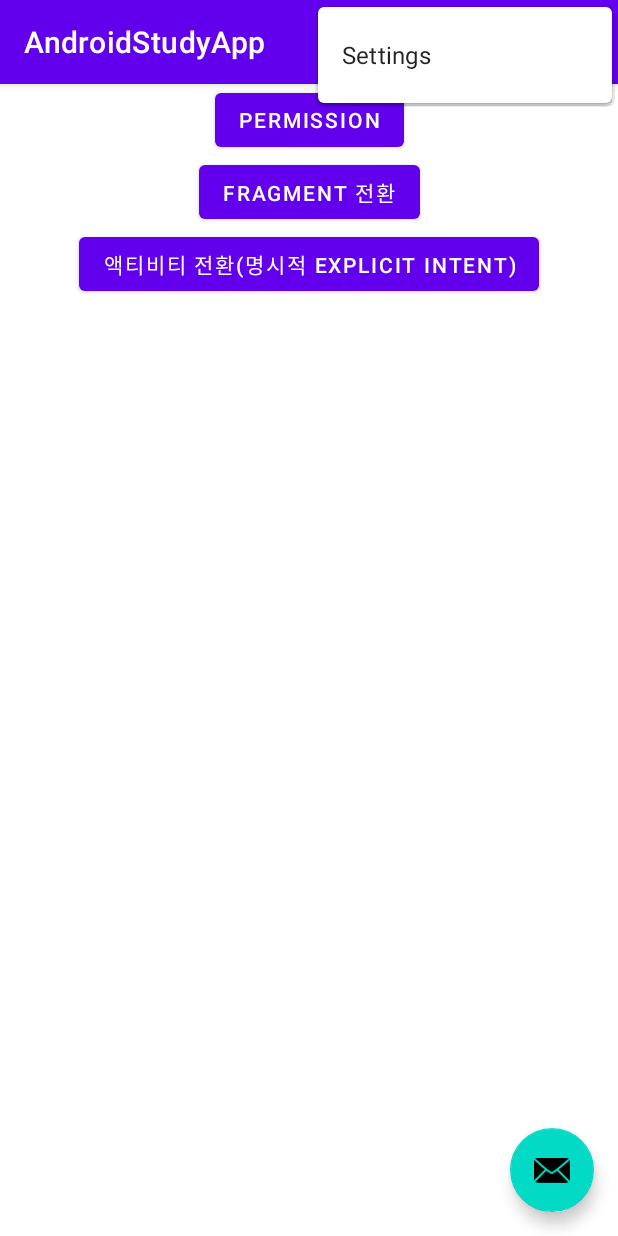
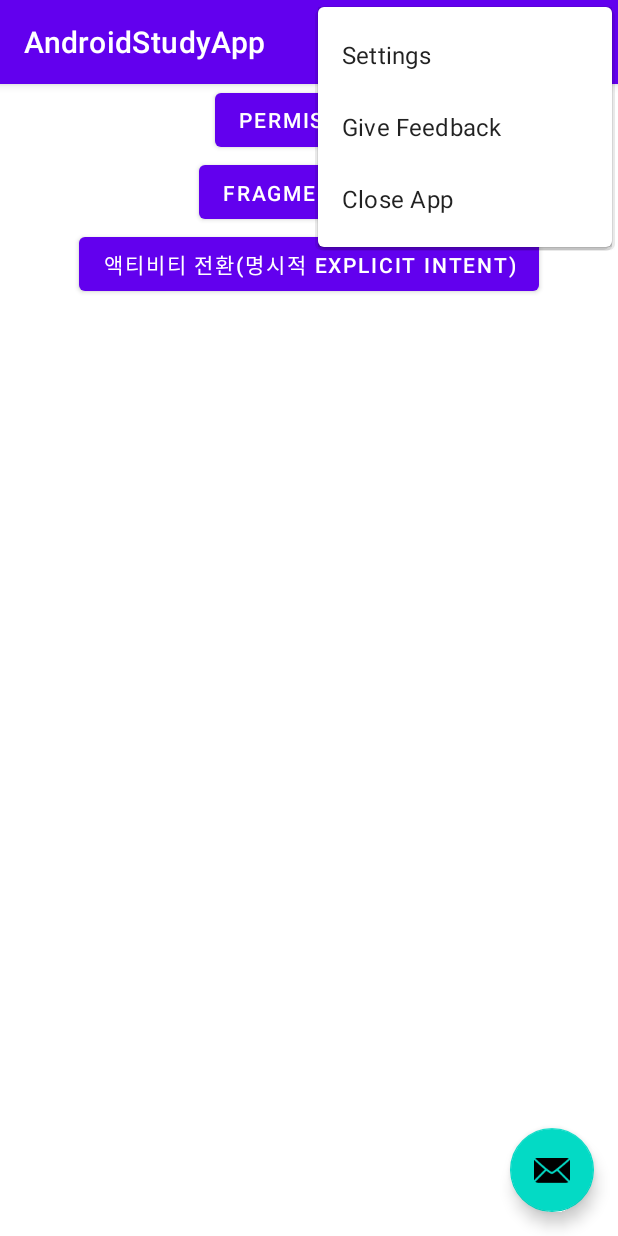
Before and after one commit to 1nthek/AndroidStudyApp, an Android app: the screen it shows after launch (MainActivity), with the options menu open, on a phone screen of 412 x 824 dp. Run offline under Robolectric (Android 15) with nearby library versions, the phone set to English and light mode, and no system bars.

Commit message:
feat: Toolbar Menus

```diff
--- a/app/src/main/java/com/example/androidstudyapp/MainActivity.kt
+++ b/app/src/main/java/com/example/androidstudyapp/MainActivity.kt
@@ -6,15 +6,21 @@ import com.google.android.material.snackbar.Snackbar
 import androidx.appcompat.app.AppCompatActivity
 import android.view.Menu
 import android.view.MenuItem
+import android.widget.Toast
+import com.example.androidstudyapp.databinding.ActivityMainBinding
+import com.example.androidstudyapp.databinding.ActivitySecondBinding
 
 class MainActivity : AppCompatActivity() {
 
+    private lateinit var binding: ActivityMainBinding
+
     override fun onCreate(savedInstanceState: Bundle?) {
         super.onCreate(savedInstanceState)
-        setContentView(R.layout.activity_main)
-        setSupportActionBar(findViewById(R.id.toolbar))
+        binding = ActivityMainBinding.inflate(layoutInflater)
+        setContentView(binding.root)
+        setSupportActionBar(binding.toolbar)
 
-        findViewById<FloatingActionButton>(R.id.fab).setOnClickListener { view ->
+        binding.fab.setOnClickListener { view ->
             Snackbar.make(view, "Replace with your own action", Snackbar.LENGTH_LONG)
                     .setAction("Action", null).show()
         }
@@ -31,7 +37,26 @@ class MainActivity : AppCompatActivity() {
         // automatically handle clicks on the Home/Up button, so long
         // as you specify a parent activity in AndroidManifest.xml.
         return when (item.itemId) {
-            R.id.action_settings -> true
+            R.id.miAddContact -> {
+                Toast.makeText(this, "You Clicked on Add Contact", Toast.LENGTH_SHORT).show()
+                return true
+            }
+            R.id.miFavorites -> {
+                Toast.makeText(this, "You Clicked on Favorites", Toast.LENGTH_SHORT).show()
+                return true
+            }
+            R.id.miSettings -> {
+                Toast.makeText(this, "You Clicked on Settings", Toast.LENGTH_SHORT).show()
+                return true
+            }
+            R.id.miClose -> {
+                finish()
+                return true
+            }
+            R.id.miFeedback -> {
+                Toast.makeText(this, "You Clicked on Feedback", Toast.LENGTH_SHORT).show()
+                return true
+            }
             else -> super.onOptionsItemSelected(item)
         }
     }
--- /dev/null
+++ b/app/src/main/res/drawable-anydpi/ic_favorites.xml
@@ -0,0 +1,11 @@
+<vector xmlns:android="http://schemas.android.com/apk/res/android"
+    android:width="24dp"
+    android:height="24dp"
+    android:viewportWidth="24"
+    android:viewportHeight="24"
+    android:tint="#FFFFFF"
+    android:alpha="0.8">
+  <path
+      android:fillColor="@android:color/white"
+      android:pathData="M12,21.35l-1.45,-1.32C5.4,15.36 2,12.28 2,8.5 2,5.42 4.42,3 7.5,3c1.74,0 3.41,0.81 4.5,2.09C13.09,3.81 14.76,3 16.5,3 19.58,3 22,5.42 22,8.5c0,3.78 -3.4,6.86 -8.55,11.54L12,21.35z"/>
+</vector>
--- /dev/null
+++ b/app/src/main/res/drawable-anydpi/ic_sdd_contact.xml
@@ -0,0 +1,11 @@
+<vector xmlns:android="http://schemas.android.com/apk/res/android"
+    android:width="24dp"
+    android:height="24dp"
+    android:viewportWidth="24"
+    android:viewportHeight="24"
+    android:tint="#FFFFFF"
+    android:alpha="0.8">
+  <path
+      android:fillColor="@android:color/white"
+      android:pathData="M15,12c2.21,0 4,-1.79 4,-4s-1.79,-4 -4,-4 -4,1.79 -4,4 1.79,4 4,4zM6,10L6,7L4,7v3L1,10v2h3v3h2v-3h3v-2L6,10zM15,14c-2.67,0 -8,1.34 -8,4v2h16v-2c0,-2.66 -5.33,-4 -8,-4z"/>
+</vector>
--- /dev/null
+++ b/app/src/main/res/drawable-anydpi/ic_settings.xml
@@ -0,0 +1,11 @@
+<vector xmlns:android="http://schemas.android.com/apk/res/android"
+    android:width="24dp"
+    android:height="24dp"
+    android:viewportWidth="24"
+    android:viewportHeight="24"
+    android:tint="#FFFFFF"
+    android:alpha="0.8">
+  <path
+      android:fillColor="@android:color/white"
+      android:pathData="M19.14,12.94c0.04,-0.3 0.06,-0.61 0.06,-0.94c0,-0.32 -0.02,-0.64 -0.07,-0.94l2.03,-1.58c0.18,-0.14 0.23,-0.41 0.12,-0.61l-1.92,-3.32c-0.12,-0.22 -0.37,-0.29 -0.59,-0.22l-2.39,0.96c-0.5,-0.38 -1.03,-0.7 -1.62,-0.94L14.4,2.81c-0.04,-0.24 -0.24,-0.41 -0.48,-0.41h-3.84c-0.24,0 -0.43,0.17 -0.47,0.41L9.25,5.35C8.66,5.59 8.12,5.92 7.63,6.29L5.24,5.33c-0.22,-0.08 -0.47,0 -0.59,0.22L2.74,8.87C2.62,9.08 2.66,9.34 2.86,9.48l2.03,1.58C4.84,11.36 4.8,11.69 4.8,12s0.02,0.64 0.07,0.94l-2.03,1.58c-0.18,0.14 -0.23,0.41 -0.12,0.61l1.92,3.32c0.12,0.22 0.37,0.29 0.59,0.22l2.39,-0.96c0.5,0.38 1.03,0.7 1.62,0.94l0.36,2.54c0.05,0.24 0.24,0.41 0.48,0.41h3.84c0.24,0 0.44,-0.17 0.47,-0.41l0.36,-2.54c0.59,-0.24 1.13,-0.56 1.62,-0.94l2.39,0.96c0.22,0.08 0.47,0 0.59,-0.22l1.92,-3.32c0.12,-0.22 0.07,-0.47 -0.12,-0.61L19.14,12.94zM12,15.6c-1.98,0 -3.6,-1.62 -3.6,-3.6s1.62,-3.6 3.6,-3.6s3.6,1.62 3.6,3.6S13.98,15.6 12,15.6z"/>
+</vector>
--- a/app/src/main/res/menu/menu_main.xml
+++ b/app/src/main/res/menu/menu_main.xml
@@ -2,9 +2,34 @@
     xmlns:app="http://schemas.android.com/apk/res-auto"
     xmlns:tools="http://schemas.android.com/tools"
     tools:context="com.example.androidstudyapp.MainActivity">
+
     <item
-        android:id="@+id/action_settings"
-        android:orderInCategory="100"
+        android:id="@+id/miSettings"
         android:title="@string/action_settings"
+        android:icon="@drawable/ic_settings"
+        app:showAsAction="ifRoom" />
+
+    <item
+        android:id="@+id/miAddContact"
+        android:title="Add Contact"
+        android:icon="@drawable/ic_sdd_contact"
+        app:showAsAction="always" />
+
+    <item
+        android:id="@+id/miFavorites"
+        android:title="Favorites"
+        android:icon="@drawable/ic_favorites"
+        app:showAsAction="always" />
+
+    <item
+        android:id="@+id/miFeedback"
+        android:title="Give Feedback"
         app:showAsAction="never" />
+
+    <item
+        android:id="@+id/miClose"
+        android:title="Close App"
+        app:showAsAction="never" />
+
+
 </menu>
```
Also changed, not shown: app/src/main/res/drawable-hdpi/ic_favorites.png (added), app/src/main/res/drawable-hdpi/ic_sdd_contact.png (added), app/src/main/res/drawable-hdpi/ic_settings.png (added), app/src/main/res/drawable-mdpi/ic_favorites.png (added), app/src/main/res/drawable-mdpi/ic_sdd_contact.png (added), app/src/main/res/drawable-mdpi/ic_settings.png (added), app/src/main/res/drawable-xhdpi/ic_favorites.png (added), app/src/main/res/drawable-xhdpi/ic_sdd_contact.png (added), app/src/main/res/drawable-xhdpi/ic_settings.png (added), app/src/main/res/drawable-xxhdpi/ic_favorites.png (added), app/src/main/res/drawable-xxhdpi/ic_sdd_contact.png (added), app/src/main/res/drawable-xxhdpi/ic_settings.png (added).
